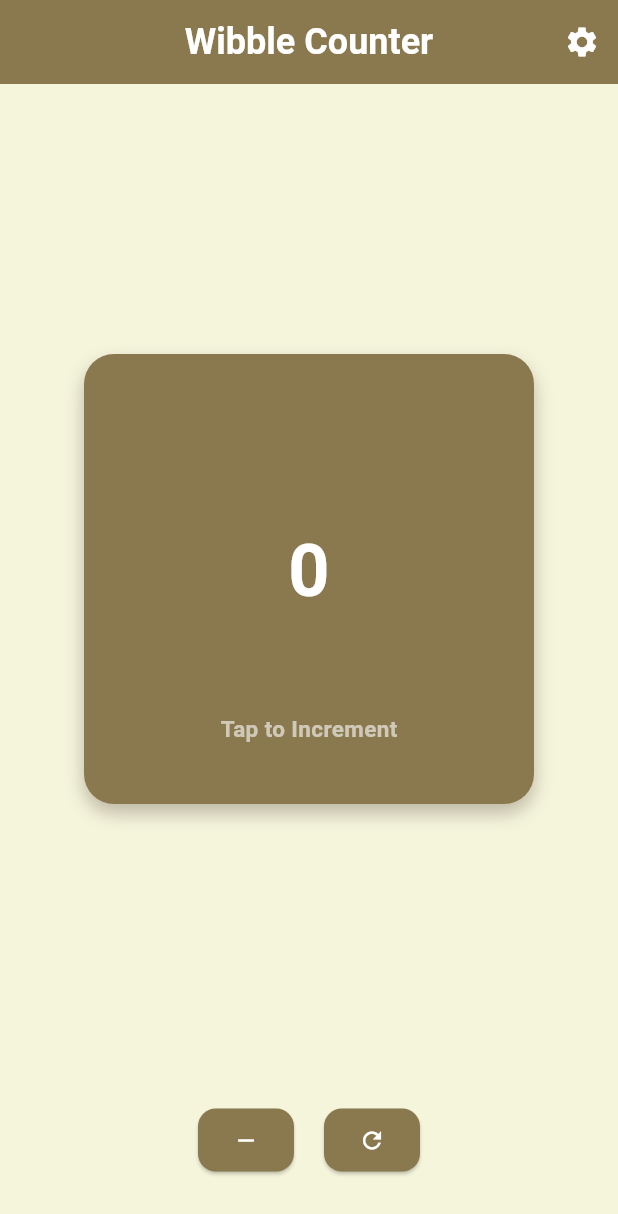
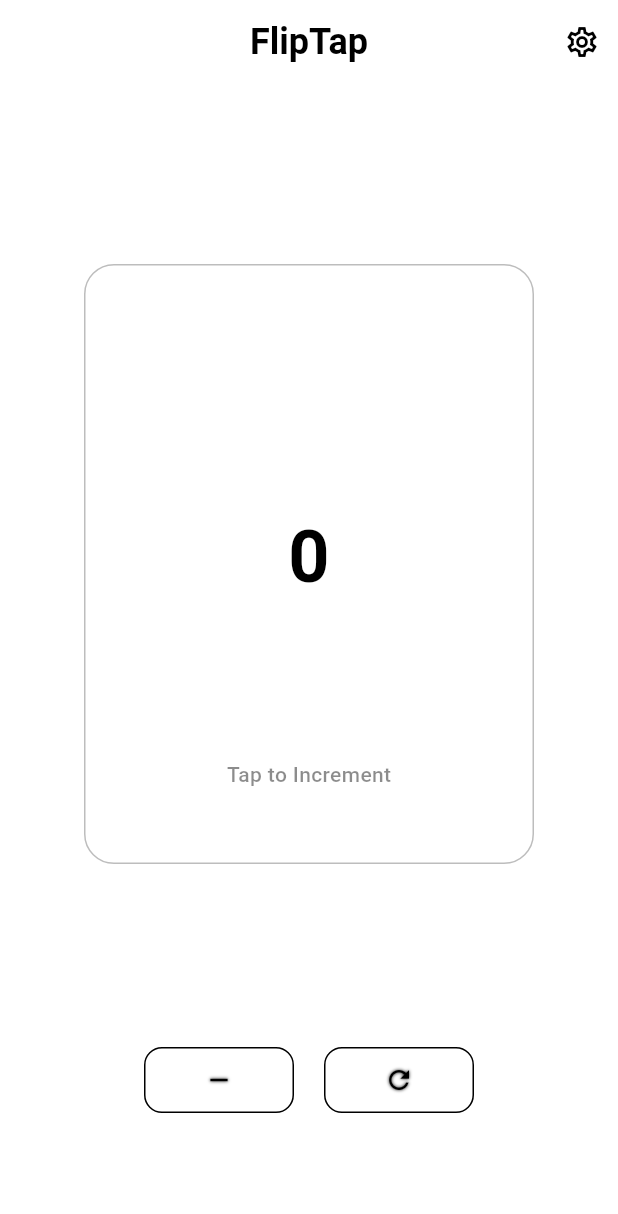
Before and after one commit to TechbyshOrg/fliptap, a Flutter app: the screen it shows after launch, on a phone screen of 412 x 824 dp. Shown: the top 1214 px of the screen. Run offline on Flutter 3.47's test engine with Material 3 defaults, Android fonts, the phone set to English and light mode, and no system bars; our stand-ins replace sensors_plus, shared_preferences; Roboto replaces fonts that are missing (RobotoMono).

Commit message:
Updated color and responsive issue solved

```diff
--- a/lib/color_lib.dart
+++ b/lib/color_lib.dart
@@ -1,10 +1,22 @@
 import 'package:flutter/material.dart';
 
 class AppColors {
-  static const primary = Color(0xFF8A784E);       // Brown
-  static const accent = Color(0xFFD9CBA3);        // Light Beige (complementary)
-  static const background = Color(0xFFF5F5DC);    // Beige (neutral background)
-  static const text = Color(0xFF3E2C00);          // Dark Brown (for contrast)
-  static const button = Color(0xFFBFA76A);        // Muted Gold (harmonious)
-  static const shadow = Color(0xFFBDB6A3);        // Soft Gray-Brown Shadow
+  static const primary = Colors.black;
+  static const secondary = Colors.white;
+  static const background = Colors.white;
+  static const text = Colors.black;
+  static const darkText = Colors.black;
+  static const lightText = Colors.white;
+  static const fadeText = Colors.black26;      // Faded black
+  static const fadeTextDark = Colors.black38;  // Slightly less faded black
+  static const shadow = Colors.black12;        // Very light black for shadow
+  static const accent = Colors.black54;        // Medium faded black
+  static const button = Colors.black87;        // Almost black
+
+  // card colors
+  static const cardBackground = Colors.white;
+  static const cardShadow = Colors.black12;
+  static const cardText = Colors.black;
+  static const cardFadeText = Colors.black45;
+  static const cardBorder = Colors.black26;
 }
--- a/lib/home_page.dart
+++ b/lib/home_page.dart
@@ -103,46 +103,50 @@ class _HomePageState extends State<HomePage> {
     return Scaffold(
       backgroundColor: AppColors.background,
       appBar: AppBar(
-        title: const Text('Wibble Counter'),
+        title: const Text('FlipTap'),
         titleTextStyle: const TextStyle(
           fontSize: 24,
           fontWeight: FontWeight.bold,
-          color: Colors.white,
+          color: AppColors.darkText,
           fontFamily: 'RobotoMono',
         ),
-        backgroundColor: AppColors.primary,
-        foregroundColor: Colors.white,
+        backgroundColor: AppColors.background,
+        foregroundColor: AppColors.text,
         centerTitle: true,
         actions: [
           IconButton(
-            icon: const Icon(Icons.settings),
+            icon: const Icon(Icons.settings_outlined),
             onPressed: _goToSettings,
           ),
         ],
       ),
-      body: Column(
+      body: LayoutBuilder(
+        builder: (context, constraints) {
+          return SingleChildScrollView(
+            child: ConstrainedBox(
+              constraints: BoxConstraints(minHeight: constraints.maxHeight),
+              child: IntrinsicHeight(
+                child: Column(
                   children: [
+                    // Your tappable counter card
                     Expanded(
                       child: GestureDetector(
                         onTap: _incrementCounter,
                         child: Center(
                           child: Container(
-                  height: 300,
+                            height: 400,
                             width: 300,
                             decoration: BoxDecoration(
-                    color: AppColors.primary,
+                              color: AppColors.cardBackground,
                               borderRadius: BorderRadius.circular(20),
-                    boxShadow: [
-                      BoxShadow(
-                        color: AppColors.shadow,
-                        blurRadius: 10,
-                        offset: const Offset(0, 6),
-                      )
-                    ],
+                              border: Border.all(
+                                color: AppColors.cardBorder,
+                                width: 1,
+                              ),
                             ),
                             child: Column(
                               children: [
-                      const SizedBox(height: 110),
+                                const SizedBox(height: 160),
                                 Center(
                                   child: AnimatedSwitcher(
                                     duration: const Duration(milliseconds: 100),
@@ -151,19 +155,19 @@ class _HomePageState extends State<HomePage> {
                                       key: ValueKey<int>(_counter),
                                       style: const TextStyle(
                                         fontSize: 48,
-                              color: Colors.white,
+                                        color: AppColors.cardText,
                                         fontWeight: FontWeight.bold,
                                       ),
                                     ),
                                   ),
                                 ),
-                      const SizedBox(height: 60),
+                                const SizedBox(height: 100),
                                 const Text(
                                   'Tap to Increment',
                                   style: TextStyle(
-                          fontSize: 15,
-                          color: Colors.white60,
-                          fontWeight: FontWeight.w700,
+                                    fontSize: 14,
+                                    color: AppColors.cardFadeText,
+                                    fontWeight: FontWeight.w500,
                                   ),
                                 ),
                               ],
@@ -172,7 +176,8 @@ class _HomePageState extends State<HomePage> {
                         ),
                       ),
                     ),
-          const SizedBox(height: 20),
+
+                    // Action buttons
                     Row(
                       mainAxisAlignment: MainAxisAlignment.center,
                       children: [
@@ -181,21 +186,50 @@ class _HomePageState extends State<HomePage> {
                         _smallButton(Icons.refresh, _resetCounter),
                       ],
                     ),
-          const SizedBox(height: 40),
+
+                    const SizedBox(height: 80),
                   ],
+                ),
+              ),
+            ),
+          );
+        },
+      ),
+    );
+
+  }
+
+  Widget _smallButton(IconData icon, VoidCallback onTap) {
+    return SizedBox(
+      width: 100,
+      child: ElevatedButton(
+        onPressed: onTap,
+        style: ElevatedButton.styleFrom(
+          backgroundColor: AppColors.background,
+          shape: RoundedRectangleBorder(borderRadius: BorderRadius.circular(12)),
+          padding: const EdgeInsets.symmetric(horizontal: 20, vertical: 12),
+          elevation: 0,
+          side: BorderSide(color: AppColors.primary, width: 1),
+        ),
+        child: Icon(
+          icon,
+          color: AppColors.darkText,
+          size: 20,
+          // Use shadows to simulate a thicker stroke
+          shadows: [
+            Shadow(
+              blurRadius: 0,
+              color: AppColors.primary,
+              offset: Offset(0, 0),
+            ),
+            Shadow(
+              blurRadius: 2,
+              color: AppColors.primary,
+              offset: Offset(0, 0),
+            ),
+          ],
+        ),
       ),
     );
   }
-
-  Widget _smallButton(IconData icon, VoidCallback onTap) {
-    return ElevatedButton(
-      onPressed: onTap,
-      style: ElevatedButton.styleFrom(
-        backgroundColor: AppColors.primary,
-        shape: RoundedRectangleBorder(borderRadius: BorderRadius.circular(12)),
-        padding: const EdgeInsets.symmetric(horizontal: 20, vertical: 12),
-      ),
-      child: Icon(icon, color: Colors.white),
-    );
 }
-}
--- a/lib/settings_page.dart
+++ b/lib/settings_page.dart
@@ -44,7 +44,7 @@ class _SettingsPageState extends State<SettingsPage> {
     return Scaffold(
       backgroundColor: AppColors.background,
       appBar: AppBar(
-        backgroundColor: AppColors.primary,
+        backgroundColor: AppColors.background,
         title: const Text('Settings'),
         centerTitle: true,
         foregroundColor: AppColors.text,
@@ -56,14 +56,14 @@ class _SettingsPageState extends State<SettingsPage> {
             value: _shakeEnabled,
             onChanged: _toggleShake,
             activeColor: AppColors.button,
-            tileColor: AppColors.accent.withOpacity(0.2),
+            tileColor: AppColors.background,
           ),
           SwitchListTile(
             title: const Text('Enable Vibration'),
             value: _vibrationEnabled,
             onChanged: _toggleVibration,
             activeColor: AppColors.button,
-            tileColor: AppColors.accent.withOpacity(0.2),
+            tileColor: AppColors.background,
           ),
         ],
       ),
```
Also changed, not shown: 3 other files. Lines whose indentation alone changed are shown as unchanged.
